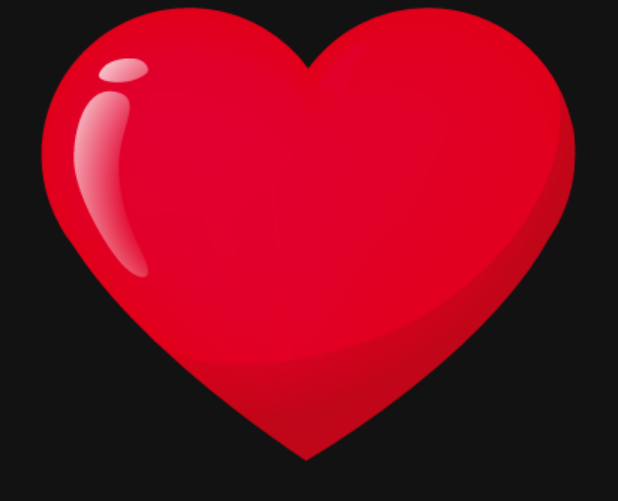
After one commit to hase0278/Jackenpoy_In_Another_World, an Android app: the layout custom_alert_dialog.xml on its own in the app's theme, with its tools: preview values and no code run, on a phone screen of 412 x 824 dp. The commit adds this screen. Shown: the top 501 px of the screen. Run offline under Robolectric (Android 15) with nearby library versions, the phone set to English and light mode, and no system bars.

Commit message:
You lose dialog

```diff
--- /dev/null
+++ b/app/src/main/res/layout/custom_alert_dialog.xml
@@ -0,0 +1,17 @@
+<?xml version="1.0" encoding="utf-8"?>
+<LinearLayout xmlns:android="http://schemas.android.com/apk/res/android"
+    android:layout_width="match_parent"
+    android:layout_height="wrap_content"
+    android:orientation="vertical">
+
+
+    <ImageView
+        android:id="@+id/dialog_imageview"
+        android:layout_width="wrap_content"
+        android:layout_height="wrap_content"
+        android:layout_gravity="center_horizontal"
+        android:contentDescription="@string/todo"
+        android:scaleType="fitXY"
+        android:src="@drawable/revive" />
+
+</LinearLayout>
--- a/app/src/main/res/values/strings.xml
+++ b/app/src/main/res/values/strings.xml
@@ -1,6 +1,6 @@
 <resources>
     <string name="app_name">Jackenpoy In Another World</string>
-    <string name="click_anywhere_to_start">Click anywhere to start</string>
+    <string name="click_anywhere_to_start">Tap to start</string>
     <string name="enemy_name">Enemy name</string>
     <string name="round_x">Round x</string>
     <string name="you">You</string>
--- a/app/src/main/res/values/themes.xml
+++ b/app/src/main/res/values/themes.xml
@@ -2,7 +2,7 @@
     <!-- Base application theme. -->
     <style name="Theme.JackenpoyInAnotherWorld" parent="Theme.MaterialComponents.NoActionBar">
         <!-- Primary brand color. -->
-        <item name="colorPrimary">@color/purple_500</item>
+        <item name="colorPrimary">@color/white</item>
         <item name="colorPrimaryVariant">@color/purple_700</item>
         <item name="colorOnPrimary">@color/white</item>
         <!-- Secondary brand color. -->
```
Also changed, not shown: app/src/main/java/com/decastrofinalproject/jackenpoyinanotherworld/AlertDiag.java (added, +24 -0 lines), app/src/main/java/com/decastrofinalproject/jackenpoyinanotherworld/Round.java (+6 -1 lines), app/src/main/res/layout/activity_round.xml (+34 -2 lines), app/src/main/res/layout/recycler_view_item.xml (added, +14 -0 lines), app/src/main/res/drawable/lose.png (added), app/src/main/res/drawable/win.png (added), 1 other file.
